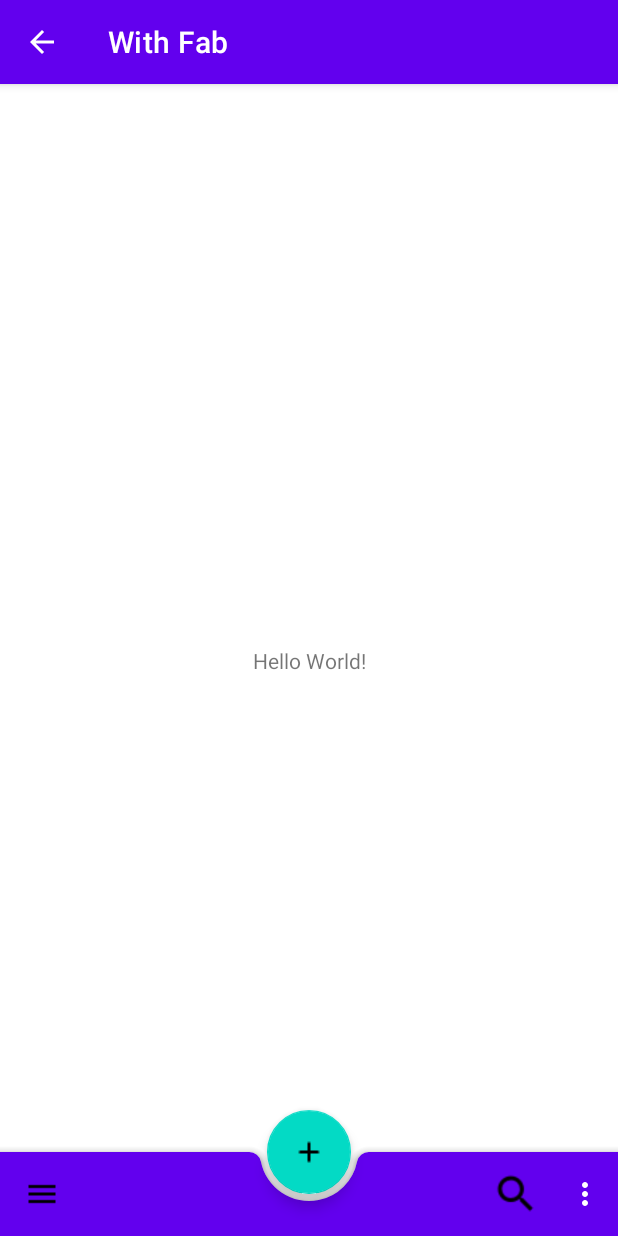
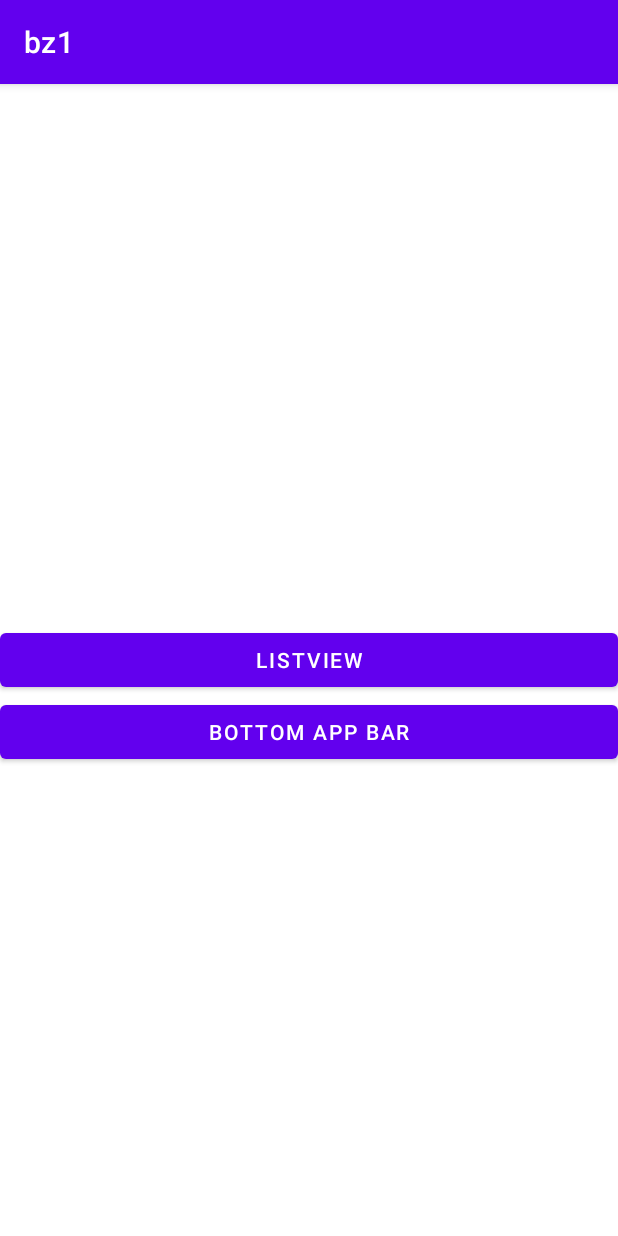
Before and after one commit to psomail/bz1, an Android app: the screen it shows after launch (MainActivity), on a phone screen of 412 x 824 dp. Run offline under Robolectric (Android 15) with nearby library versions, the phone set to English and light mode, and no system bars.

```diff
--- a/app/src/main/res/layout/activity_main.xml
+++ b/app/src/main/res/layout/activity_main.xml
@@ -6,35 +6,26 @@
     android:layout_height="match_parent"
     tools:context=".MainActivity">
 
-    <TextView
-        android:layout_width="wrap_content"
+
+    <Button
+        android:id="@+id/buttonHandlingUnits"
+        android:layout_width="0dp"
         android:layout_height="wrap_content"
-        android:text="Hello World!"
+        android:onClick="onClickListView"
+        android:text="@string/listview"
         app:layout_constraintBottom_toBottomOf="parent"
-        app:layout_constraintLeft_toLeftOf="parent"
-        app:layout_constraintRight_toRightOf="parent"
+        app:layout_constraintEnd_toEndOf="parent"
+        app:layout_constraintStart_toStartOf="parent"
         app:layout_constraintTop_toTopOf="parent" />
 
-    <androidx.coordinatorlayout.widget.CoordinatorLayout
-        android:layout_width="match_parent"
-        android:layout_height="match_parent">
+    <Button
+        android:id="@+id/button"
+        android:layout_width="0dp"
+        android:layout_height="wrap_content"
+        android:onClick="onClickBottomAppBar"
+        android:text="@string/bottom_app_bar"
+        app:layout_constraintEnd_toEndOf="parent"
+        app:layout_constraintStart_toStartOf="parent"
+        app:layout_constraintTop_toBottomOf="@+id/buttonHandlingUnits" />
 
-    <com.google.android.material.bottomappbar.BottomAppBar
-        android:id="@+id/bottomAppBar"
-        android:layout_width="match_parent"
-        android:layout_height="wrap_content"
-        android:layout_gravity="bottom"
-        style="@style/Widget.MaterialComponents.BottomAppBar.Colored"
-        app:navigationIcon="@drawable/baseline_menu_black_24dp"
-        app:menu="@menu/bottom_app_bar"
-        />
-
-    <com.google.android.material.floatingactionbutton.FloatingActionButton
-        android:id="@+id/fab"
-        android:layout_width="wrap_content"
-        android:layout_height="wrap_content"
-        android:src="@drawable/round_add_black_24"
-        app:layout_anchor="@id/bottomAppBar" />
-
-    </androidx.coordinatorlayout.widget.CoordinatorLayout>
 </androidx.constraintlayout.widget.ConstraintLayout>
```
Also changed, not shown: app/src/main/AndroidManifest.xml (+14 -0 lines), app/src/main/java/com/example/bz1/BottomAppBar.kt (added, +59 -0 lines), app/src/main/java/com/example/bz1/MainActivity.kt (+8 -26 lines), app/src/main/java/com/example/bz1/TestListView.kt (added, +24 -0 lines), app/src/main/res/layout/activity_bottom_app_bar.xml (added, +52 -0 lines), app/src/main/res/layout/activity_list_view.xml (added, +19 -0 lines), app/src/main/res/values/strings.xml (+35 -0 lines).
